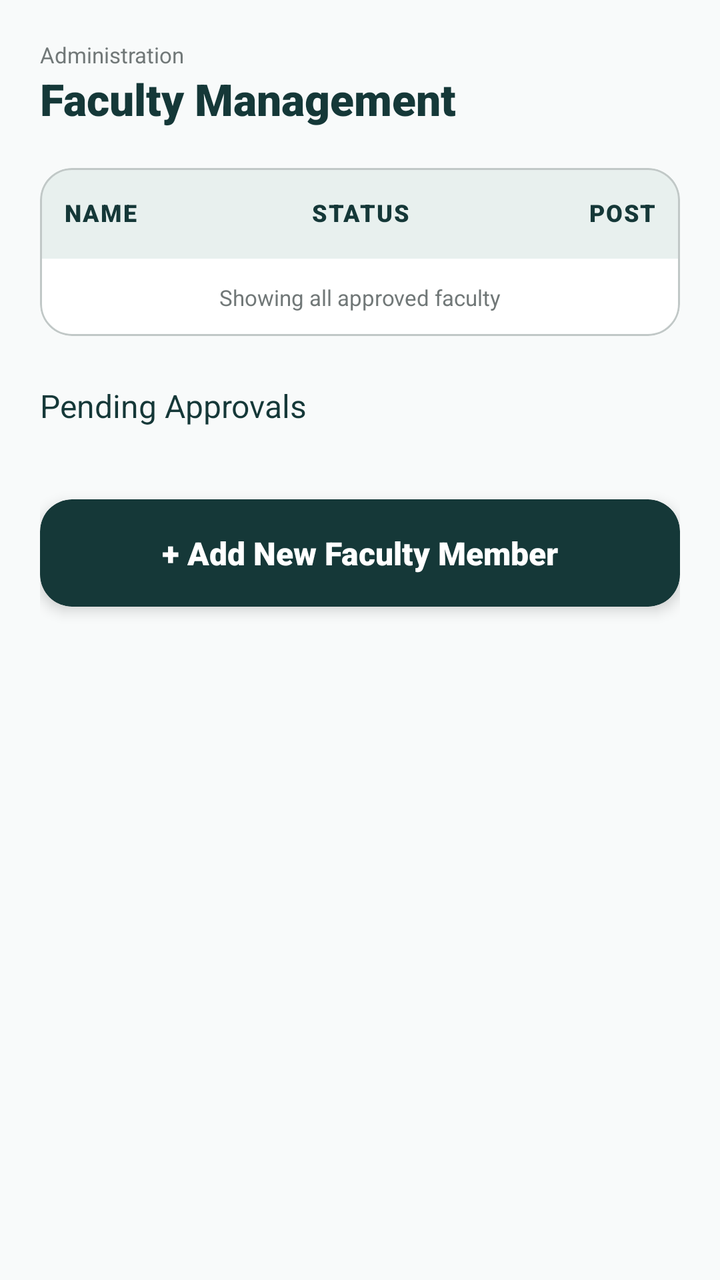
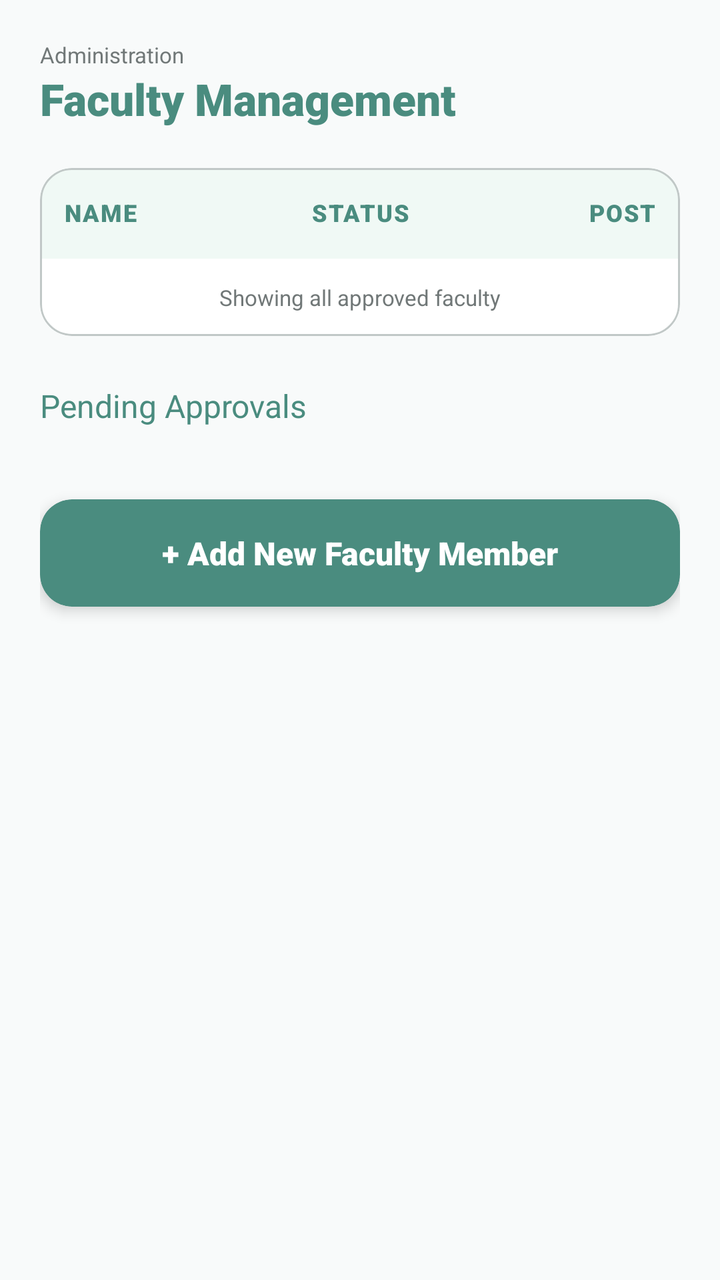

Before-and-after screenshots of an Android layout around one commit, followed by the original layout XML and the change that was made.
<!-- AndroidManifest.xml: application theme Theme.CampusBiome -->
<!-- res/layout/fragment_admin_professors.xml -->
<?xml version="1.0" encoding="utf-8"?>
<LinearLayout xmlns:android="http://schemas.android.com/apk/res/android"
    xmlns:app="http://schemas.android.com/apk/res-auto"
    android:layout_width="match_parent"
    android:layout_height="match_parent"
    android:background="#F8FAFA"
    android:orientation="vertical">

    <androidx.core.widget.NestedScrollView
        android:layout_width="match_parent"
        android:layout_height="match_parent">

        <LinearLayout
            android:layout_width="match_parent"
            android:layout_height="wrap_content"
            android:orientation="vertical"
            android:padding="20dp">

            
            <LinearLayout
                android:layout_width="wrap_content"
                android:layout_height="wrap_content"
                android:layout_marginBottom="20dp"
                android:orientation="vertical">
                <TextView
                    android:layout_width="wrap_content"
                    android:layout_height="wrap_content"
                    android:text="Administration"
                    android:textColor="#717878"
                    android:textSize="11sp" />
                <TextView
                    android:layout_width="wrap_content"
                    android:layout_height="wrap_content"
                    android:fontFamily="sans-serif-black"
                    android:text="Faculty Management"
                    android:textColor="#153838"
                    android:textSize="22sp" />
            </LinearLayout>

            
            <com.google.android.material.card.MaterialCardView
                android:layout_width="match_parent"
                android:layout_height="wrap_content"
                android:layout_marginBottom="24dp"
                app:cardBackgroundColor="#FFFFFF"
                app:cardCornerRadius="16dp"
                app:cardElevation="0dp"
                app:strokeColor="#C1C8C7"
                app:strokeWidth="1dp">

                <LinearLayout
                    android:layout_width="match_parent"
                    android:layout_height="wrap_content"
                    android:orientation="vertical">

                    
                    <LinearLayout
                        android:layout_width="match_parent"
                        android:layout_height="wrap_content"
                        android:background="#E8F0EE"
                        android:orientation="horizontal"
                        android:paddingVertical="14dp"
                        android:paddingHorizontal="12dp">
                        <TextView
                            android:layout_width="0dp"
                            android:layout_height="wrap_content"
                            android:layout_weight="1.5"
                            android:fontFamily="sans-serif-black"
                            android:text="NAME"
                            android:textColor="#153838"
                            android:textSize="12sp"
                            android:letterSpacing="0.05" />
                        <TextView
                            android:layout_width="0dp"
                            android:layout_height="wrap_content"
                            android:layout_weight="1"
                            android:fontFamily="sans-serif-black"
                            android:text="STATUS"
                            android:textColor="#153838"
                            android:textSize="12sp"
                            android:gravity="center"
                            android:letterSpacing="0.05" />
                        <TextView
                            android:layout_width="0dp"
                            android:layout_height="wrap_content"
                            android:layout_weight="1.5"
                            android:fontFamily="sans-serif-black"
                            android:text="POST"
                            android:textColor="#153838"
                            android:textSize="12sp"
                            android:gravity="end"
                            android:letterSpacing="0.05" />
                    </LinearLayout>

                    <LinearLayout
                        android:id="@+id/llFacultyList"
                        android:layout_width="match_parent"
                        android:layout_height="wrap_content"
                        android:orientation="vertical"
                        android:divider="@drawable/divider_line"
                        android:showDividers="middle" />

                    <View
                        android:layout_width="match_parent"
                        android:layout_height="1dp"
                        android:background="#E8F0EE" />

                    <TextView
                        android:layout_width="match_parent"
                        android:layout_height="wrap_content"
                        android:gravity="center"
                        android:padding="12dp"
                        android:text="Showing all approved faculty"
                        android:textColor="#717878"
                        android:textSize="11sp" />

                </LinearLayout>
            </com.google.android.material.card.MaterialCardView>

            
            <TextView
                android:layout_width="wrap_content"
                android:layout_height="wrap_content"
                android:layout_marginBottom="12dp"
                android:fontFamily="sans-serif-bold"
                android:text="Pending Approvals"
                android:textColor="#153838"
                android:textSize="16sp" />

            
            <LinearLayout
                android:id="@+id/llPendingApprovals"
                android:layout_width="match_parent"
                android:layout_height="wrap_content"
                android:orientation="vertical" />

            
            <com.google.android.material.card.MaterialCardView
                android:id="@+id/btnAddFaculty"
                android:layout_width="match_parent"
                android:layout_height="wrap_content"
                android:layout_marginTop="24dp"
                android:layout_marginBottom="16dp"
                android:clickable="true"
                android:focusable="true"
                android:foreground="?attr/selectableItemBackground"
                app:cardBackgroundColor="#153838"
                app:cardCornerRadius="16dp"
                app:cardElevation="4dp">
                <TextView
                    android:layout_width="match_parent"
                    android:layout_height="wrap_content"
                    android:gravity="center"
                    android:padding="16dp"
                    android:text="+ Add New Faculty Member"
                    android:textColor="#FFFFFF"
                    android:textSize="16sp"
                    android:fontFamily="sans-serif-black" />
            </com.google.android.material.card.MaterialCardView>

        </LinearLayout>
    </androidx.core.widget.NestedScrollView>

</LinearLayout>
<!-- resources referenced by this layout -->
<resources>
  <!-- drawable divider_line (drawable) -->
  <?xml version="1.0" encoding="utf-8"?>
  <shape xmlns:android="http://schemas.android.com/apk/res/android"
      android:shape="rectangle">
      <size android:height="1dp" />
      <solid android:color="#E8F0EE" />
  </shape>
  <style name="Theme.CampusBiome" parent="Theme.MaterialComponents.Light.NoActionBar">
          <item name="colorPrimary">@color/primary</item>
          <item name="colorPrimaryDark">@color/primary_dark</item>
          <item name="colorAccent">@color/accent</item>
          <item name="android:windowBackground">@color/background</item>
      </style>
  <color name="primary">#4A8C7F</color>
  <color name="primary_dark">#3A7066</color>
  <color name="accent">#2D6A5E</color>
  <color name="background">#E8F5F2</color>
</resources>

<!-- the commit's change to res/layout/fragment_admin_professors.xml (unified diff, before → after) -->
@@ -33,7 +33,7 @@
                     android:layout_height="wrap_content"
                     android:fontFamily="sans-serif-black"
                     android:text="Faculty Management"
-                    android:textColor="#153838"
+                    android:textColor="@color/primary"
                     android:textSize="22sp" />
             </LinearLayout>
 
@@ -57,7 +57,7 @@
                     <LinearLayout
                         android:layout_width="match_parent"
                         android:layout_height="wrap_content"
-                        android:background="#E8F0EE"
+                        android:background="#F0F9F5"
                         android:orientation="horizontal"
                         android:paddingVertical="14dp"
                         android:paddingHorizontal="12dp">
@@ -67,7 +67,7 @@
                             android:layout_weight="1.5"
                             android:fontFamily="sans-serif-black"
                             android:text="NAME"
-                            android:textColor="#153838"
+                            android:textColor="@color/primary"
                             android:textSize="12sp"
                             android:letterSpacing="0.05" />
                         <TextView
@@ -76,7 +76,7 @@
                             android:layout_weight="1"
                             android:fontFamily="sans-serif-black"
                             android:text="STATUS"
-                            android:textColor="#153838"
+                            android:textColor="@color/primary"
                             android:textSize="12sp"
                             android:gravity="center"
                             android:letterSpacing="0.05" />
@@ -86,7 +86,7 @@
                             android:layout_weight="1.5"
                             android:fontFamily="sans-serif-black"
                             android:text="POST"
-                            android:textColor="#153838"
+                            android:textColor="@color/primary"
                             android:textSize="12sp"
                             android:gravity="end"
                             android:letterSpacing="0.05" />
@@ -103,7 +103,7 @@
                     <View
                         android:layout_width="match_parent"
                         android:layout_height="1dp"
-                        android:background="#E8F0EE" />
+                        android:background="#F0F9F5" />
 
                     <TextView
                         android:layout_width="match_parent"
@@ -124,7 +124,7 @@
                 android:layout_marginBottom="12dp"
                 android:fontFamily="sans-serif-bold"
                 android:text="Pending Approvals"
-                android:textColor="#153838"
+                android:textColor="@color/primary"
                 android:textSize="16sp" />
 
             
@@ -144,7 +144,7 @@
                 android:clickable="true"
                 android:focusable="true"
                 android:foreground="?attr/selectableItemBackground"
-                app:cardBackgroundColor="#153838"
+                app:cardBackgroundColor="@color/primary"
                 app:cardCornerRadius="16dp"
                 app:cardElevation="4dp">
                 <TextView
